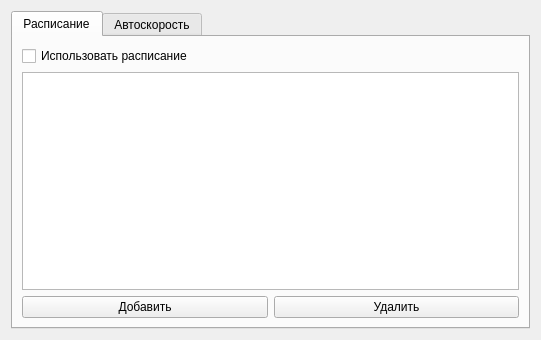
The window that options.ui (pohmelie/yota-speed-switcher) describes before a commit, drawn with Qt 5.
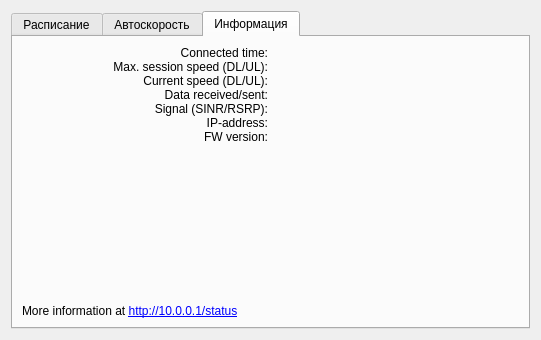
The same window after the commit. The open tabs and pages were chosen to show the change.

Commit message: info tab added

Diff of the .ui file:
```diff
--- a/options.ui
+++ b/options.ui
@@ -151,6 +151,65 @@
        </item>
       </layout>
      </widget>
+     <widget class="QWidget" name="tab_3">
+      <attribute name="title">
+       <string>Информация</string>
+      </attribute>
+      <layout class="QGridLayout" name="gridLayout_4">
+       <item row="0" column="0">
+        <layout class="QHBoxLayout" name="horizontalLayout_2">
+         <item>
+          <widget class="QLabel" name="label_7">
+           <property name="sizePolicy">
+            <sizepolicy hsizetype="Preferred" vsizetype="Preferred">
+             <horstretch>1</horstretch>
+             <verstretch>1</verstretch>
+            </sizepolicy>
+           </property>
+           <property name="text">
+            <string>Connected time:
+Max. session speed (DL/UL):
+Current speed (DL/UL):
+Data received/sent:
+Signal (SINR/RSRP):
+IP-address:
+FW version:</string>
+           </property>
+           <property name="alignment">
+            <set>Qt::AlignRight|Qt::AlignTop|Qt::AlignTrailing</set>
+           </property>
+          </widget>
+         </item>
+         <item>
+          <widget class="QLabel" name="status_view">
+           <property name="sizePolicy">
+            <sizepolicy hsizetype="Preferred" vsizetype="Preferred">
+             <horstretch>1</horstretch>
+             <verstretch>1</verstretch>
+            </sizepolicy>
+           </property>
+           <property name="text">
+            <string/>
+           </property>
+           <property name="alignment">
+            <set>Qt::AlignLeading|Qt::AlignLeft|Qt::AlignTop</set>
+           </property>
+          </widget>
+         </item>
+        </layout>
+       </item>
+       <item row="1" column="0">
+        <widget class="QLabel" name="label_6">
+         <property name="text">
+          <string>&lt;html&gt;&lt;head/&gt;&lt;body&gt;&lt;p&gt;More information at &lt;a href=&quot;http://10.0.0.1/status&quot;&gt;&lt;span style=&quot; text-decoration: underline; color:#0000ff;&quot;&gt;http://10.0.0.1/status&lt;/span&gt;&lt;/a&gt;&lt;/p&gt;&lt;/body&gt;&lt;/html&gt;</string>
+         </property>
+         <property name="alignment">
+          <set>Qt::AlignBottom|Qt::AlignLeading|Qt::AlignLeft</set>
+         </property>
+        </widget>
+       </item>
+      </layout>
+     </widget>
     </widget>
    </item>
   </layout>
```
